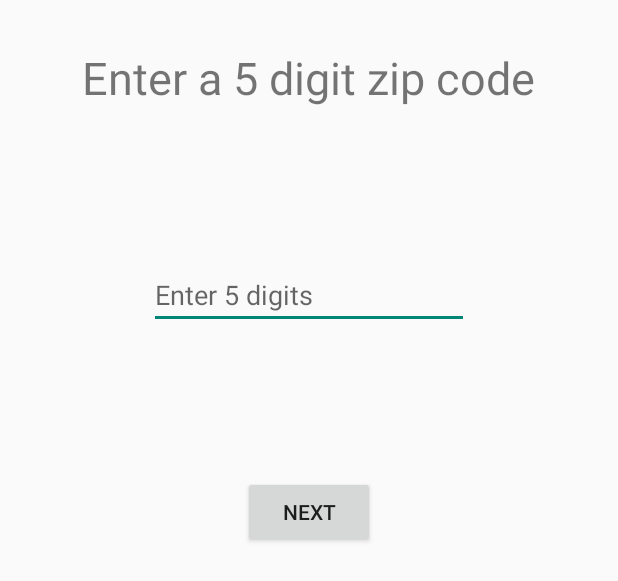
After one commit to jefullmer/sunshine, an Android app: the layout activity_zip_enter.xml on its own in the app's theme, with its tools: preview values and no code run, on a phone screen of 412 x 824 dp. The commit adds this screen. Shown: the top 581 px of the screen. Run offline under Robolectric (Android 15) with nearby library versions, the phone set to English and light mode, and no system bars.

```diff
--- a/app/src/main/AndroidManifest.xml
+++ b/app/src/main/AndroidManifest.xml
@@ -18,7 +18,10 @@
                 <category android:name="android.intent.category.LAUNCHER" />
             </intent-filter>
         </activity>
-        <activity android:name=".MainActivity"></activity>
+        <activity android:name=".MainActivity" />
+        <activity
+            android:name=".zipEnter"
+            android:label="@string/title_activity_zip_enter"></activity>
     </application>
 
 </manifest>
--- a/app/src/main/java/com/example/android/sunshine/app/splashScreen.java
+++ b/app/src/main/java/com/example/android/sunshine/app/splashScreen.java
@@ -25,7 +25,7 @@ public class splashScreen extends ActionBarActivity {
     }
     public void nextActivity()
     {
-        Intent intent = new Intent(this, MainActivity.class);
+        Intent intent = new Intent(this, zipEnter.class);
         startActivity(intent);
     }
 
--- /dev/null
+++ b/app/src/main/res/layout/activity_zip_enter.xml
@@ -0,0 +1,44 @@
+<?xml version="1.0" encoding="utf-8"?>
+<RelativeLayout xmlns:android="http://schemas.android.com/apk/res/android"
+    xmlns:tools="http://schemas.android.com/tools"
+    android:id="@+id/activity_zip_enter"
+    android:layout_width="match_parent"
+    android:layout_height="match_parent"
+    android:paddingBottom="@dimen/activity_vertical_margin"
+    android:paddingLeft="@dimen/activity_horizontal_margin"
+    android:paddingRight="@dimen/activity_horizontal_margin"
+    android:paddingTop="@dimen/activity_vertical_margin"
+    tools:context="com.example.android.sunshine.app.zipEnter">
+
+    <TextView
+        android:text="Enter a 5 digit zip code"
+        android:layout_width="wrap_content"
+        android:layout_height="wrap_content"
+        android:layout_marginTop="15dp"
+        android:id="@+id/message"
+        android:textSize="30sp"
+        android:layout_alignParentTop="true"
+        android:layout_centerHorizontal="true" />
+
+    <EditText
+        android:layout_width="wrap_content"
+        android:layout_height="wrap_content"
+        android:inputType="number"
+        android:ems="10"
+        android:layout_below="@+id/message"
+        android:layout_centerHorizontal="true"
+        android:layout_marginTop="102dp"
+        android:id="@+id/zipCode"
+        android:hint="Enter 5 digits"
+        android:maxLength="5" />
+
+    <Button
+        android:text="Next"
+        android:layout_width="wrap_content"
+        android:layout_height="wrap_content"
+        android:layout_below="@+id/zipCode"
+        android:layout_centerHorizontal="true"
+        android:layout_marginTop="98dp"
+        android:id="@+id/submit"
+        android:onClick="submitZip" />
+</RelativeLayout>
--- a/app/src/main/res/values/strings.xml
+++ b/app/src/main/res/values/strings.xml
@@ -5,5 +5,6 @@
     <string name="hello_world">Hello world!</string>
     <string name="action_settings">Settings</string>
     <string name="action_refresh">Refresh</string>
+    <string name="title_activity_zip_enter">zipEnter</string>
 
 </resources>
```
Also changed, not shown: app/src/main/java/com/example/android/sunshine/app/ForecastFragment.java (+29 -3 lines), app/src/main/java/com/example/android/sunshine/app/zipEnter.java (added, +34 -0 lines).
